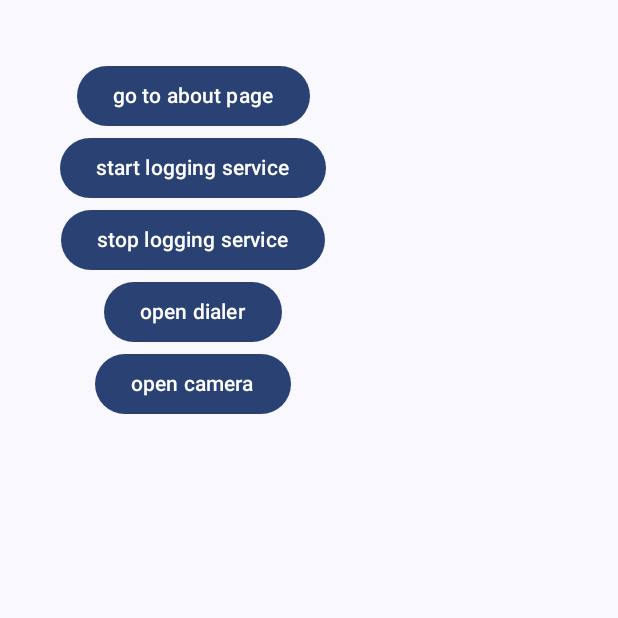
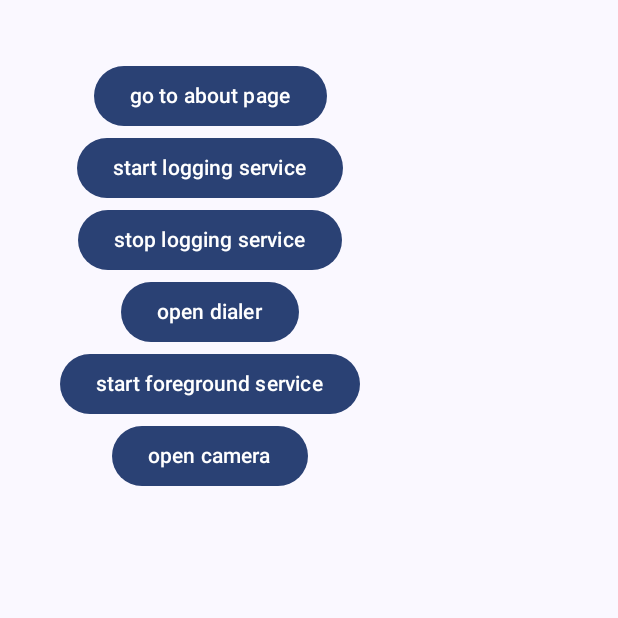
Before and after one commit to West-Tiwan/SysCheck, an Android app built with Jetpack Compose: the screen it shows after launch (MainActivity), on a phone screen of 412 x 824 dp, the top half of it. Run offline under Robolectric (Android 15) with nearby library versions, the phone set to English and light mode, and no system bars.

Commit message:
foreground logging service

```diff
--- a/app/src/main/AndroidManifest.xml
+++ b/app/src/main/AndroidManifest.xml
@@ -10,6 +10,9 @@
     <uses-permission android:name="android.permission.WRITE_EXTERNAL_STORAGE" android:maxSdkVersion="28" />
     <uses-permission android:name="android.permission.READ_EXTERNAL_STORAGE" android:maxSdkVersion="32"/>
     <uses-permission android:name="android.permission.READ_CONTACTS" />
+    <uses-permission android:name="android.permission.FOREGROUND_SERVICE" />
+    <uses-permission android:name="android.permission.POST_NOTIFICATIONS" />
+    <uses-permission android:name="android.permission.FOREGROUND_SERVICE_MEDIA_PLAYBACK" />
 
     <application
         android:allowBackup="true"
@@ -48,6 +51,7 @@
         <activity android:name=".AboutActivity" />
         <activity android:name=".CameraActivity" />
         <service android:name=".LoggingService" />
+        <service android:name=".ForegroundLogging" android:foregroundServiceType="mediaPlayback" android:exported="false"/>
     </application>
 
 </manifest>
--- a/app/src/main/java/com/example/syscheck/MainActivity.kt
+++ b/app/src/main/java/com/example/syscheck/MainActivity.kt
@@ -1,6 +1,10 @@
 package com.example.syscheck
 
+import android.Manifest
+import android.app.Activity
 import android.content.Intent
+import android.content.pm.PackageManager
+import android.os.Build
 import android.os.Bundle
 import android.widget.Toast
 import androidx.activity.ComponentActivity
@@ -18,6 +22,8 @@ import androidx.compose.ui.Alignment
 import androidx.compose.ui.Modifier
 import androidx.compose.ui.platform.LocalContext
 import androidx.compose.ui.unit.dp
+import androidx.core.app.ActivityCompat
+import androidx.core.content.ContextCompat
 import com.example.syscheck.ui.theme.SysCheckTheme
 import androidx.core.net.toUri
 
@@ -40,6 +46,12 @@ class MainActivity : ComponentActivity() {
 @Composable
 fun Greeting(modifier: Modifier = Modifier) {
     val context = LocalContext.current
+    if (Build.VERSION.SDK_INT >= Build.VERSION_CODES.TIRAMISU) {
+        if (ContextCompat.checkSelfPermission(context, Manifest.permission.POST_NOTIFICATIONS)
+            != PackageManager.PERMISSION_GRANTED) {
+            ActivityCompat.requestPermissions(context as Activity, arrayOf(Manifest.permission.POST_NOTIFICATIONS), 1001)
+        }
+    }
     Column (
         modifier = Modifier.padding(40.dp),
         horizontalAlignment = Alignment.CenterHorizontally,
@@ -88,6 +100,14 @@ fun Greeting(modifier: Modifier = Modifier) {
         }
         Button(
             onClick = {
+                val intent = Intent(context, ForegroundLogging::class.java)
+                ContextCompat.startForegroundService(context, intent)
+            }
+        ) {
+            Text(text = "start foreground service")
+        }
+        Button(
+            onClick = {
                 val intent = Intent(context, CameraActivity::class.java)
                 context.startActivity(intent)
             }
```
Also changed, not shown: app/src/main/java/com/example/syscheck/ForegroundLogging.kt (added, +49 -0 lines).
